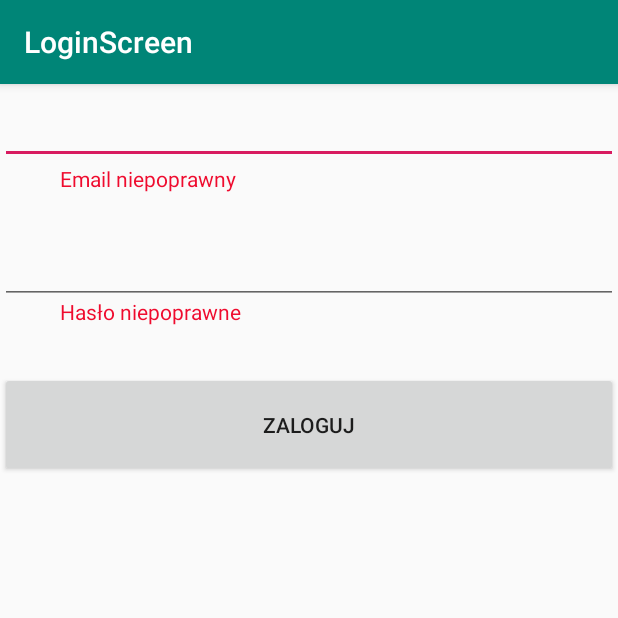
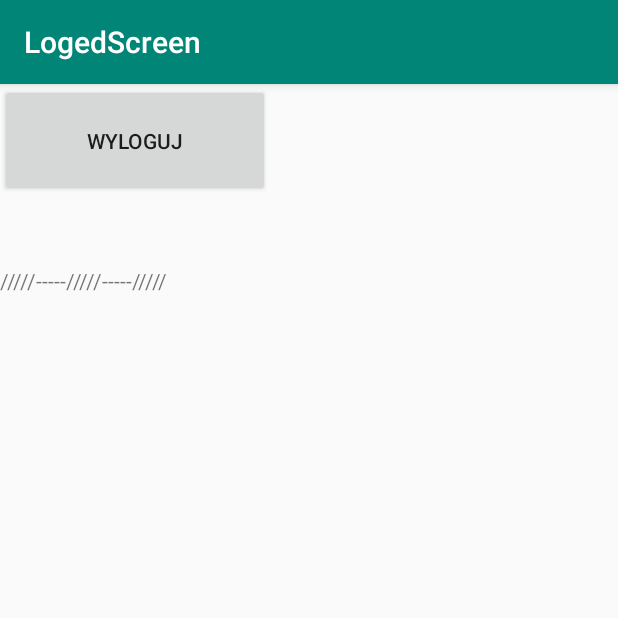
Before and after one commit to Becia09/Pat2019_Beata_Piotrowska, an Android app: the screen it shows after launch (MainScreen before the commit, LogedScreen after it), after a tap on "ZALOGUJ", on a phone screen of 412 x 824 dp, the top half of it. Run offline under Robolectric (Android 15) with nearby library versions, the phone set to English and light mode, and no system bars.

```diff
--- a/android1/app/build.gradle
+++ b/android1/app/build.gradle
@@ -16,6 +16,11 @@ android {
             proguardFiles getDefaultProguardFile('proguard-android.txt'), 'proguard-rules.pro'
         }
     }
+
+    compileOptions {
+        sourceCompatibility JavaVersion.VERSION_1_8
+        targetCompatibility JavaVersion.VERSION_1_8
+    }
 }
 
 dependencies {
@@ -26,4 +31,6 @@ dependencies {
     testImplementation 'junit:junit:4.12'
     androidTestImplementation 'com.android.support.test:runner:1.0.2'
     androidTestImplementation 'com.android.support.test.espresso:espresso-core:3.0.2'
+
+    compile 'com.google.guava:guava:27.0.1-jre'
 }
--- a/android1/app/src/main/java/com/example/becia/beatapiotrowska/LogedScreen.java
+++ b/android1/app/src/main/java/com/example/becia/beatapiotrowska/LogedScreen.java
@@ -12,20 +12,53 @@ import android.support.v7.widget.Toolbar;
 import android.util.Log;
 import android.view.View;
 import android.widget.Button;
+import android.widget.TextView;
 import android.widget.Toast;
+
+import com.google.common.base.Charsets;
+import com.google.common.io.Files;
 
 import java.io.BufferedReader;
 import java.io.File;
 import java.io.FileNotFoundException;
 import java.io.FileOutputStream;
+import java.io.FilenameFilter;
 import java.io.IOException;
 import java.io.InputStream;
 import java.io.InputStreamReader;
 import java.io.OutputStreamWriter;
+import java.nio.charset.Charset;
 
 public class LogedScreen extends AppCompatActivity {
 
+    private String path = Environment.getExternalStorageDirectory().toString() + "/";//"/ifLoged/";
 
+    private String interlude = "\n\n\n/////-----/////-----/////\n\n\n";
+    private TextView content;
+
+    private String getAllContent(){
+        try{
+            File file = new File(path);
+            String[] paths = file.list(new FilenameFilter() {    //filtr do szukania plików (np. po rozszerzeniu .txt)
+                @Override
+                public boolean accept(File dir, String fileName) {
+                    return fileName.endsWith(".txt");
+                }
+            });
+            StringBuilder sb = new StringBuilder();
+            for(int i = 0; i < paths.length; i++)
+            {
+                sb.append(Files.toString(new File(path + paths[i]), Charsets.UTF_8));
+                sb.append(interlude);
+            }
+            return sb.toString();
+        }
+        catch (Exception e){
+            Toast.makeText(getApplicationContext(), e.toString(), Toast.LENGTH_LONG).show();
+            return "";
+        }
+
+    }
 
     @Override
     protected void onCreate(Bundle savedInstanceState) {
@@ -33,6 +66,11 @@ public class LogedScreen extends AppCompatActivity {
         setContentView(R.layout.activity_loged_screen);
         Toolbar toolbar = (Toolbar) findViewById(R.id.toolbar);
         setSupportActionBar(toolbar);
+
+
+        content = (TextView) findViewById(R.id.textView1);
+        content.setText(getAllContent());
+        //Log.i("tag", "Funkcja: " + content);
 
 
 
--- a/android1/app/src/main/java/com/example/becia/beatapiotrowska/MainScreen.java
+++ b/android1/app/src/main/java/com/example/becia/beatapiotrowska/MainScreen.java
@@ -41,10 +41,10 @@ public class MainScreen extends AppCompatActivity {
     public TextView incorrectPassword;
 
 
-    private String path = Environment.getExternalStorageDirectory().toString() + "/ifLoged";
+    private String path = Environment.getExternalStorageDirectory().toString() + "/"; //"/ifLoged/";
     private final int MEMORY_ACCES = 5;
 
-    /*public void createDir(){
+    public void createDir(){
         File folder = new File(path);
         if (!folder.exists()){
             try{
@@ -54,16 +54,16 @@ public class MainScreen extends AppCompatActivity {
                 Toast.makeText(getApplicationContext(), e.toString(), Toast.LENGTH_LONG).show();
             }
         }
-    }*/
+    }
 
     public void createFile(){
-        File file = new File(path + "/" + ".txt");
+        File file = new File(path + "/" + /*System.currentTimeMillis() +*/ "loged.txt");
         FileOutputStream fOut;
         OutputStreamWriter myOutWriter;
         try {
             fOut = new FileOutputStream(file);
             myOutWriter = new OutputStreamWriter(fOut);
-            myOutWriter.append("plik");
+            myOutWriter.append(strEmail);
             myOutWriter.close();
             fOut.close();
         }
@@ -144,7 +144,7 @@ public class MainScreen extends AppCompatActivity {
                 incorrectPassword = (TextView) findViewById(R.id.incorrectPassword);
                 incorrectEmail.setText("");
                 incorrectPassword.setText("");
-                if (false == matcherEmail.matches()){
+                /*if (false == matcherEmail.matches()){
                     Log.i("tag", "email niepoprawny");
                     incorrectEmail.setText("Email niepoprawny");
                 }
@@ -154,13 +154,15 @@ public class MainScreen extends AppCompatActivity {
                     incorrectPassword.setText("Hasło niepoprawne");
                 }
 
-                if(matcherEmail.matches() && matcherPassword.matches()){
+                if(matcherEmail.matches() && matcherPassword.matches()){*/
                     Intent intent4;
                     intent4 = new Intent(MainScreen.this, LogedScreen.class);
                     startActivity(intent4);
 
+
+                    //createDir();
                     createFile();
-                }
+                //}
             }
         });
 
--- a/android1/app/src/main/res/layout/content_loged_screen.xml
+++ b/android1/app/src/main/res/layout/content_loged_screen.xml
@@ -1,5 +1,5 @@
 <?xml version="1.0" encoding="utf-8"?>
-<android.support.constraint.ConstraintLayout xmlns:android="http://schemas.android.com/apk/res/android"
+<RelativeLayout xmlns:android="http://schemas.android.com/apk/res/android"
     xmlns:app="http://schemas.android.com/apk/res-auto"
     xmlns:tools="http://schemas.android.com/tools"
     android:layout_width="match_parent"
@@ -13,4 +13,14 @@
         android:layout_width="180dp"
         android:layout_height="75dp"
         android:text="@string/logOut" />
-</android.support.constraint.ConstraintLayout>
+
+    <TextView
+        android:id="@+id/textView1"
+        android:layout_width="241dp"
+        android:layout_height="129dp"
+        android:layout_below="@+id/logOut"
+        android:layout_alignParentStart="true"
+        android:layout_alignParentTop="true"
+        android:text="TextView"
+        android:layout_marginTop="73dp"/>
+</RelativeLayout>
```
